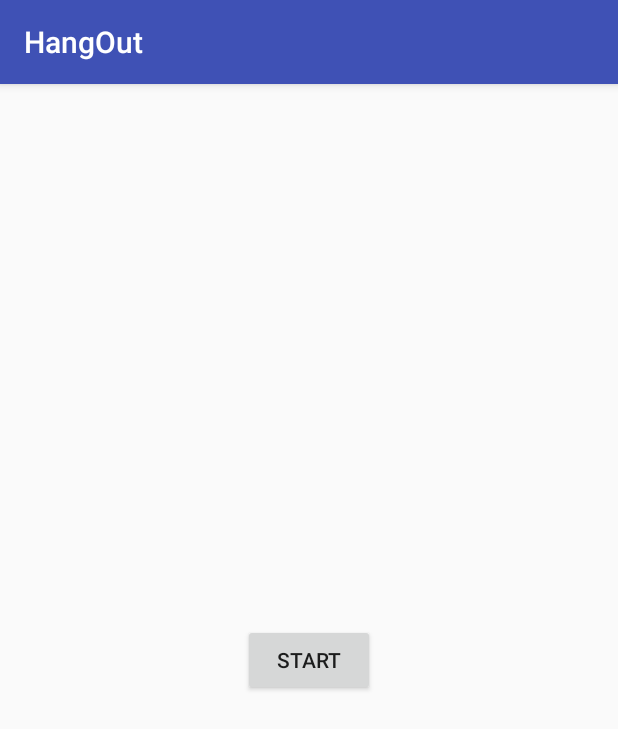
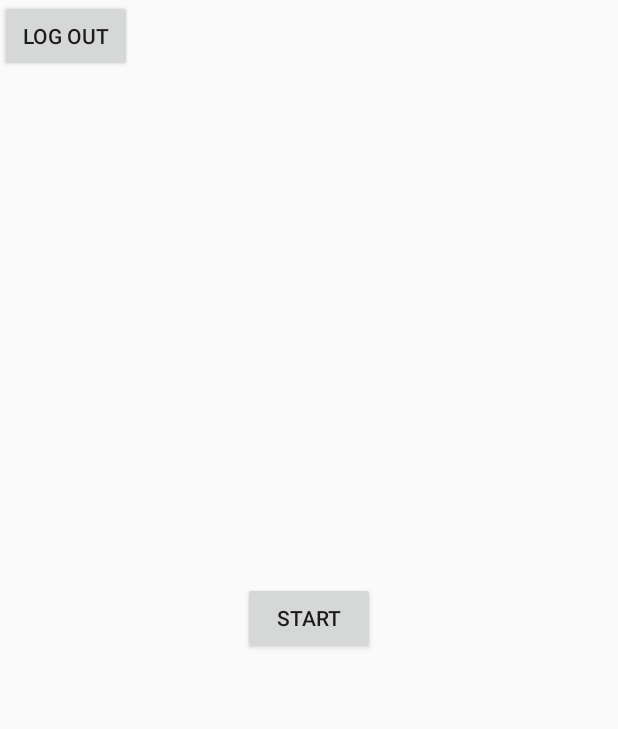
Before and after one commit to aathiii/HangOut, an Android app: the screen it shows after launch (MainActivity), on a phone screen of 412 x 824 dp. Shown: the top 729 px of the screen. Run offline under Robolectric (Android 15) with nearby library versions, the phone set to English and light mode, and no system bars; our stand-ins replace Firebase (no records; nobody signed in at launch, a user with empty details on screens opened directly); libraries missing offline, so code that uses them is left out: com.firebase.ui; 1 statement that could not run was skipped.

Commit message:
Last Update

```diff
--- a/HangOutApp/app/build.gradle
+++ b/HangOutApp/app/build.gradle
@@ -27,4 +27,10 @@ dependencies {
     testImplementation 'junit:junit:4.12'
     androidTestImplementation 'com.android.support.test:runner:1.0.2'
     androidTestImplementation 'com.android.support.test.espresso:espresso-core:3.0.2'
+    implementation 'com.google.firebase:firebase-core:16.0.1'
+    implementation 'com.firebaseui:firebase-ui-auth:4.1.0'
+    implementation 'com.facebook.android:facebook-android-sdk:4.37.0'
+
 }
+
+apply plugin: 'com.google.gms.google-services'
--- a/HangOutApp/app/src/main/java/com/aathi/hangoutapp/MainActivity.java
+++ b/HangOutApp/app/src/main/java/com/aathi/hangoutapp/MainActivity.java
@@ -1,19 +1,60 @@
 package com.aathi.hangoutapp;
 
 import android.content.Intent;
+import android.support.annotation.NonNull;
 import android.support.v7.app.AppCompatActivity;
 import android.os.Bundle;
 import android.view.View;
 import android.widget.Button;
 
+import com.firebase.ui.auth.AuthUI;
+import com.google.android.gms.common.api.GoogleApiClient;
+import com.google.android.gms.tasks.OnCompleteListener;
+import com.google.android.gms.tasks.Task;
+import com.google.firebase.auth.FirebaseAuth;
+import com.google.android.gms.auth.api.Auth;
+
+import java.util.Arrays;
+
 public class MainActivity extends AppCompatActivity {
 
     private Button mapButton;
+    private Button logoutButton;
+    private static int RC_SIGN_IN = 0;
+
+
     @Override
     protected void onCreate(Bundle savedInstanceState) {
         super.onCreate(savedInstanceState);
         setContentView(R.layout.activity_main);
+        FirebaseAuth auth = FirebaseAuth.getInstance();
+        if(auth.getCurrentUser() !=null)
+        {
+            //User already signed in
+        }
+        else
+        {
+            startActivityForResult(AuthUI.getInstance()
+                    .createSignInIntentBuilder()
+                    .setAvailableProviders(Arrays.asList(
+                            new AuthUI.IdpConfig.EmailBuilder().build(),
+                            new AuthUI.IdpConfig.FacebookBuilder().build()))
+                    .build(), RC_SIGN_IN);
+        }
+
+
+
+
         mapButton = findViewById(R.id.map_button);
+        logoutButton = findViewById(R.id.logout_button);
+
+        logoutButton.setOnClickListener(new View.OnClickListener() {
+            @Override
+            public void onClick(View view) {
+                FirebaseAuth.getInstance().signOut();
+
+            }
+        });
         mapButton.setOnClickListener(new View.OnClickListener() {
             @Override
             public void onClick(View view) {
@@ -22,4 +63,17 @@ public class MainActivity extends AppCompatActivity {
             }
         });
     }
+
+    @Override
+    protected void onActivityResult(int requestCode, int resultCode, Intent data) {
+        super.onActivityResult(requestCode, resultCode, data);
+    }
+
+//    private void signIn(GoogleApiClient mGoogleApiClient) {
+//        Intent signInIntent = Auth.GoogleSignInApi.getSignInIntent(mGoogleApiClient);
+//        startActivityForResult(signInIntent, RC_SIGN_IN);
+//    }
+
+
+
 }
--- a/HangOutApp/app/src/main/res/layout/activity_main.xml
+++ b/HangOutApp/app/src/main/res/layout/activity_main.xml
@@ -19,4 +19,12 @@
         app:layout_constraintEnd_toEndOf="parent"
         app:layout_constraintStart_toStartOf="parent"
         app:layout_constraintTop_toTopOf="parent" />
+
+    <Button
+        android:id="@+id/logout_button"
+        android:layout_width="wrap_content"
+        android:layout_height="wrap_content"
+        android:text="Log out"
+        tools:layout_editor_absoluteX="0dp"
+        tools:layout_editor_absoluteY="0dp" />
 </android.support.constraint.ConstraintLayout>
--- a/HangOutApp/app/src/main/res/values/strings.xml
+++ b/HangOutApp/app/src/main/res/values/strings.xml
@@ -1,4 +1,7 @@
 <resources>
     <string name="app_name">HangOut</string>
     <string name="title_activity_maps">HangOut</string>
+    <string name="facebook_application_id" translatable="false">278174089488302</string>
+    <string name="facebook_login_protocol_scheme" translatable="false">278174089488302</string>
+    <string name="Facebook_Application_ID" translatable="false">278174089488302</string>
 </resources>
--- a/HangOutApp/app/src/main/res/values/styles.xml
+++ b/HangOutApp/app/src/main/res/values/styles.xml
@@ -1,7 +1,7 @@
 <resources>
 
     <!-- Base application theme. -->
-    <style name="AppTheme" parent="Theme.AppCompat.Light.DarkActionBar">
+    <style name="AppTheme" parent="Theme.AppCompat.Light.NoActionBar">
         <!-- Customize your theme here. -->
         <item name="colorPrimary">@color/colorPrimary</item>
         <item name="colorPrimaryDark">@color/colorPrimaryDark</item>
--- a/HangOutApp/build.gradle
+++ b/HangOutApp/build.gradle
@@ -7,7 +7,8 @@ buildscript {
         jcenter()
     }
     dependencies {
-        classpath 'com.android.tools.build:gradle:3.1.4'
+        classpath 'com.android.tools.build:gradle:3.3.0'
+        classpath 'com.google.gms:google-services:4.0.1'
 
 
         // NOTE: Do not place your application dependencies here; they belong
```
Also changed, not shown: HangOutApp/app/src/main/AndroidManifest.xml (+7 -6 lines), HangOutApp/app/src/main/java/com/aathi/hangoutapp/MapsActivity.java (+62 -0 lines), HangOutApp/app/src/main/java/com/aathi/hangoutapp/activity_login.java (added, +13 -0 lines), HangOutApp/app/src/main/res/layout/activity_login.xml (added, +18 -0 lines), HangOutApp/app/src/main/res/layout/activity_maps.xml (+34 -2 lines), HangOutApp/app/src/main/res/mipmap-anydpi-v26/search.png (added), HangOutApp/app/src/main/res/mipmap-hdpi/search.png (added), HangOutApp/app/src/main/res/mipmap-mdpi/search.png (added), HangOutApp/app/src/main/res/mipmap-xhdpi/search.png (added), HangOutApp/app/src/main/res/mipmap-xxhdpi/search.png (added), HangOutApp/app/src/main/res/mipmap-xxxhdpi/search.png (added), HangOutApp/gradle/wrapper/gradle-wrapper.properties, 1 other file.
